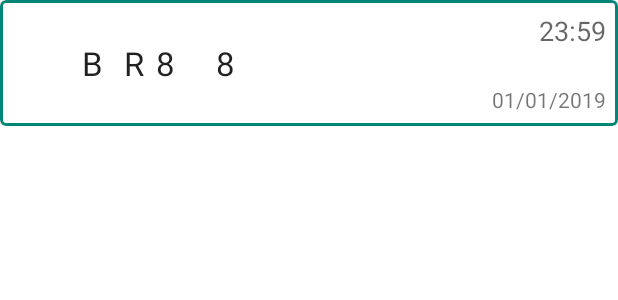
After one commit to mattcs2401/RaceDayReminder, an Android app: the layout row_race_details.xml on its own in the app's theme, with its tools: preview values and no code run, on a phone screen of 412 x 824 dp. The commit adds this screen. Shown: the top 300 px of the screen. Run offline under Robolectric (Android 15) with nearby library versions, the phone set to English and light mode, and no system bars.

Commit message:
202007112141

```diff
--- a/app/src/main/java/com/mcssoft/racedayreminder/adapter/RaceDayAdapter.kt
+++ b/app/src/main/java/com/mcssoft/racedayreminder/adapter/RaceDayAdapter.kt
@@ -1,12 +1,19 @@
 package com.mcssoft.racedayreminder.adapter
 
+import android.util.Log
+import android.view.LayoutInflater
+import android.view.View
 import android.view.ViewGroup
 import androidx.recyclerview.widget.RecyclerView
+import com.mcssoft.racedayreminder.R
 
 class RaceDayAdapter : RecyclerView.Adapter<RecyclerView.ViewHolder>() {
 
     override fun onCreateViewHolder(parent: ViewGroup, viewType: Int): RecyclerView.ViewHolder {
-        TODO("Not yet implemented")
+        Log.d("TAG","RaceDetailsAdapter.onCreateViewHolder")
+        val view: View =
+            LayoutInflater.from(parent.context).inflate(R.layout.row_race_details, parent, false)
+        return RaceDayViewHolder(view)
     }
 
     override fun getItemCount(): Int {
--- a/app/src/main/java/com/mcssoft/racedayreminder/adapter/RaceDayViewHolder.kt
+++ b/app/src/main/java/com/mcssoft/racedayreminder/adapter/RaceDayViewHolder.kt
@@ -10,10 +10,10 @@ class RaceDayViewHolder(private val view: View) : RecyclerView.ViewHolder(view),
     View.OnClickListener, PopupMenu.OnMenuItemClickListener {
 
     override fun onClick(v: View?) {
-        TODO("Not yet implemented")
+        // TBA
     }
 
     override fun onMenuItemClick(item: MenuItem?): Boolean {
-        TODO("Not yet implemented")
+        return true
     }
 }
--- a/app/src/main/java/com/mcssoft/racedayreminder/model/RaceViewModel.kt
+++ b/app/src/main/java/com/mcssoft/racedayreminder/model/RaceViewModel.kt
@@ -8,8 +8,7 @@ import com.mcssoft.racedayreminder.repository.RaceRepository
 
 /**
  * Wrapper class for the ViewModel.
- * @param raceRepo: Repository instance.
- * @note Parameter is a singleton, see modules file.
+ * @param iRaceRepo: Repository interface.
  */
 class RaceViewModel(private val iRaceRepo: IRaceRepo) : ViewModel() {
 
--- a/app/src/main/java/com/mcssoft/racedayreminder/ui/activity/MainActivity.kt
+++ b/app/src/main/java/com/mcssoft/racedayreminder/ui/activity/MainActivity.kt
@@ -52,10 +52,10 @@ class MainActivity : AppCompatActivity(), BottomNavigationView.OnNavigationItemS
     //<editor-fold default state="collapsed" desc="Region: Bottom navigation listener">
     override fun onNavigationItemSelected(menuItem: MenuItem): Boolean {
         when(menuItem.itemId) {
-//            R.id.id_mnu_bnv_settings -> {
-//                // Bottom navigation menu Settings.
-//                navController.navigate(R.id.preferencesFragment)
-//            }
+            R.id.id_mnu_bnv_settings -> {
+                // Bottom navigation menu Settings.
+                navController.navigate(R.id.id_preferences_fragment)
+            }
             R.id.id_mnu_bnv_add -> {
                 // Bottom navigation menu Add.
                 val bundle = Bundle()
--- a/app/src/main/java/com/mcssoft/racedayreminder/ui/fragment/MainFragment.kt
+++ b/app/src/main/java/com/mcssoft/racedayreminder/ui/fragment/MainFragment.kt
@@ -13,19 +13,18 @@ import com.mcssoft.racedayreminder.adapter.RaceDayAdapter
 import com.mcssoft.racedayreminder.databinding.MainFragmentBinding
 import com.mcssoft.racedayreminder.model.RaceViewModel
 import com.mcssoft.racedayreminder.observer.RaceListObserver
+import com.mcssoft.racedayreminder.utility.BackPressCB
 import org.koin.android.ext.android.inject
 import kotlinx.android.synthetic.main.main_activity.*
 
 class MainFragment : Fragment() {
 
-    private var binding: MainFragmentBinding? = null
-
-    // lazy.
     private val raceViewModel: RaceViewModel by inject()
 
-    // Set as null due to Leak Canary testing.
+    private var binding: MainFragmentBinding? = null
     private var raceAdapter: RaceDayAdapter? = null
     private var recyclerView: RecyclerView? = null
+    private var backPressCallback = BackPressCB(true)
 
     override fun onCreateView(inflater: LayoutInflater, container: ViewGroup?,
                               savedInstanceState: Bundle?): View {
@@ -37,19 +36,15 @@ class MainFragment : Fragment() {
         super.onViewCreated(view, savedInstanceState)
         // Set toolbar. Note: synthetic used here because can't use view binding.
         (activity?.id_toolbar)?.title = getString(R.string.title_race_day)
-
         // Set for menu.
         setHasOptionsMenu(true)
-
         // Set the view model and observe.
         raceViewModel.getRacesLD().observe(viewLifecycleOwner, RaceListObserver(raceViewModel))
-
         // Set adapter/recyclerview.
         raceAdapter = RaceDayAdapter()
         recyclerView = binding!!.idRecyclerView
         recyclerView!!.layoutManager = LinearLayoutManager(context)
         recyclerView!!.adapter = raceAdapter
-
         // If bottom nav view was previously hidden by a New or Edit etc, then show again.
         val bottomNavView = activity?.id_bottom_nav_view
         if(bottomNavView?.visibility == View.GONE) {
@@ -63,6 +58,41 @@ class MainFragment : Fragment() {
         // TBA - set viewmodel here ?.
     }
 
+    override fun onStart() {
+        super.onStart()
+        // Add on back pressed handler.
+        requireActivity().onBackPressedDispatcher.addCallback(viewLifecycleOwner, backPressCallback)
+        Log.d("TAG","MainFragment.onStart")
+    }
+
+    override fun onResume() {
+        super.onResume()
+//        registerReceivers()
+    }
+
+    override fun onPause() {
+        super.onPause()
+//        unRegisterReceivers()
+    }
+
+    override fun onStop() {
+        // Cancel alarm (method checks if previously cancelled).
+//        iRaceAlarm.cancelAlarm()
+        // Remove back press handler callback.
+        backPressCallback.removeCallback()
+        // Super.
+        super.onStop()
+        Log.d("TAG","MainFragment.onStop")
+    }
+
+    override fun onDestroyView() {
+        recyclerView = null
+        raceAdapter = null
+
+        Log.d("TAG","MainFragment.onDestroyView")
+        super.onDestroyView()
+    }
+
     override fun onDestroy() {
         super.onDestroy()
         binding = null
--- /dev/null
+++ b/app/src/main/java/com/mcssoft/racedayreminder/ui/fragment/PreferencesFragment.kt
@@ -0,0 +1,5 @@
+package com.mcssoft.racedayreminder.ui.fragment
+
+class PreferencesFragment {
+
+}
--- /dev/null
+++ b/app/src/main/java/com/mcssoft/racedayreminder/utility/BackPressCB.kt
@@ -0,0 +1,16 @@
+package com.mcssoft.racedayreminder.utility
+
+import androidx.activity.OnBackPressedCallback
+
+class BackPressCB(enabled: Boolean) : OnBackPressedCallback(enabled) {
+
+    override fun handleOnBackPressed() {
+        // do nothing
+//        Log.d("tag","BackPressCB.handleOnBackPressed")
+    }
+
+    fun removeCallback() {
+        super.remove()
+//        Log.d("tag","BackPressCB.removeCallback")
+    }
+}
--- /dev/null
+++ b/app/src/main/res/layout/row_race_details.xml
@@ -0,0 +1,120 @@
+<?xml version="1.0" encoding="utf-8"?>
+<LinearLayout  xmlns:android="http://schemas.android.com/apk/res/android"
+    android:id="@+id/id_row_parent"
+    android:layout_width="match_parent"
+    android:layout_height="wrap_content"
+    android:orientation="vertical" >
+
+    <com.google.android.material.card.MaterialCardView
+        xmlns:app="http://schemas.android.com/apk/res-auto"
+        xmlns:tools="http://schemas.android.com/tools"
+        android:id="@+id/id_cv_row_race"
+        android:layout_width="match_parent"
+        android:layout_height="wrap_content"
+        android:layout_gravity="center"
+        android:layout_margin="0dp"
+        android:clickable="true"
+        android:focusable="true"
+        app:strokeColor="@color/colorPrimary"
+        app:strokeWidth="2dp">
+
+        <androidx.constraintlayout.widget.ConstraintLayout
+            android:layout_width="match_parent"
+            android:layout_height="wrap_content">
+
+            <TextView
+                android:id="@+id/id_tv_city_code"
+                android:layout_width="wrap_content"
+                android:layout_height="wrap_content"
+                android:layout_marginStart="48dp"
+                android:layout_marginTop="16dp"
+                android:layout_marginEnd="8dp"
+                android:layout_marginBottom="16dp"
+                android:text="@string/abbrv_city_code"
+                android:textAppearance="@android:style/TextAppearance.Material.Large"
+                app:layout_constraintBottom_toBottomOf="parent"
+                app:layout_constraintEnd_toStartOf="@+id/id_tv_race_code"
+                app:layout_constraintStart_toStartOf="parent"
+                app:layout_constraintTop_toTopOf="parent" />
+
+            <TextView
+                android:id="@+id/id_tv_race_code"
+                android:layout_width="wrap_content"
+                android:layout_height="wrap_content"
+                android:layout_marginTop="16dp"
+                android:layout_marginEnd="8dp"
+                android:layout_marginBottom="16dp"
+                android:text="@string/abbrv_race_code"
+                android:textAppearance="@android:style/TextAppearance.Material.Large"
+                app:layout_constraintBottom_toBottomOf="parent"
+                app:layout_constraintEnd_toStartOf="@+id/id_gl_race_no"
+                app:layout_constraintTop_toTopOf="parent" />
+
+            <TextView
+                android:id="@+id/id_tv_race_no"
+                android:layout_width="wrap_content"
+                android:layout_height="wrap_content"
+                android:layout_marginTop="16dp"
+                android:layout_marginBottom="16dp"
+                android:text="@string/abbrv_race_no"
+                android:textAppearance="@android:style/TextAppearance.Material.Large"
+                app:layout_constraintBottom_toBottomOf="parent"
+                app:layout_constraintStart_toStartOf="@+id/id_gl_race_no"
+                app:layout_constraintTop_toTopOf="parent" />
+
+            <TextView
+                android:id="@+id/id_tv_race_sel0"
+                android:layout_width="wrap_content"
+                android:layout_height="wrap_content"
+                android:layout_marginTop="16dp"
+                android:layout_marginBottom="16dp"
+                android:text="@string/abbrv_race_sel"
+                android:textAppearance="@android:style/TextAppearance.Material.Large"
+                app:layout_constraintBottom_toBottomOf="parent"
+                app:layout_constraintStart_toStartOf="@+id/id_gl_race_sel"
+                app:layout_constraintTop_toTopOf="parent" />
+
+            <TextView
+                android:id="@+id/id_tv_race_time"
+                android:layout_width="0dp"
+                android:layout_height="wrap_content"
+                android:layout_marginTop="8dp"
+                android:layout_marginEnd="8dp"
+                android:text="@string/abbrv_time"
+                android:textAppearance="@android:style/TextAppearance.Material.Medium"
+                app:layout_constraintEnd_toEndOf="parent"
+                app:layout_constraintTop_toTopOf="parent" />
+
+            <TextView
+                android:id="@+id/id_tv_race_date"
+                android:layout_width="0dp"
+                android:layout_height="wrap_content"
+                android:layout_marginTop="24dp"
+                android:layout_marginEnd="8dp"
+                android:layout_marginBottom="8dp"
+                android:gravity="center_vertical|center_horizontal"
+                android:text="@string/abbrv_date"
+                android:textAppearance="@android:style/TextAppearance.Material.Small"
+                app:layout_constraintBottom_toBottomOf="parent"
+                app:layout_constraintEnd_toEndOf="parent"
+                app:layout_constraintTop_toBottomOf="@+id/id_tv_race_time" />
+
+            <androidx.constraintlayout.widget.Guideline
+                android:id="@+id/id_gl_race_no"
+                android:layout_width="wrap_content"
+                android:layout_height="wrap_content"
+                android:orientation="vertical"
+                app:layout_constraintGuide_begin="104dp" />
+
+            <androidx.constraintlayout.widget.Guideline
+                android:id="@+id/id_gl_race_sel"
+                android:layout_width="wrap_content"
+                android:layout_height="wrap_content"
+                android:orientation="vertical"
+                app:layout_constraintGuide_begin="144dp" />
+
+        </androidx.constraintlayout.widget.ConstraintLayout>
+
+    </com.google.android.material.card.MaterialCardView>
+
+</LinearLayout>
--- a/app/src/main/res/navigation/navigation.xml
+++ b/app/src/main/res/navigation/navigation.xml
@@ -16,7 +16,7 @@
             app:destination="@id/id_edit_fragment" />
         <action
             android:id="@+id/mainFragment_to_preferencesFragment"
-            app:destination="@id/preferencesFragment" />
+            app:destination="@id/id_preferences_fragment" />
         <argument
             android:name="multiSelectArray"
             app:argType="string[]" />
@@ -35,7 +35,7 @@
         </action>
     </fragment>
     <fragment
-        android:id="@+id/preferencesFragment"
+        android:id="@+id/id_preferences_fragment"
         android:name="com.mcssoft.racedayreminder.ui.fragment.PreferencesFragment"
         android:label="PreferencesFragment" >
         <action
--- a/app/src/main/res/values/strings.xml
+++ b/app/src/main/res/values/strings.xml
@@ -16,4 +16,12 @@
     <!-- Keys. -->
     <string name="key_edit_type">ke_edit_type</string>
 
+    <!-- EditText layout default values. -->
+    <string name="abbrv_city_code">B</string>
+    <string name="abbrv_time">23:59</string>
+    <string name="abbrv_date">01/01/2019</string>
+    <string name="abbrv_race_no">8</string>
+    <string name="abbrv_race_sel">8</string>
+    <string name="abbrv_race_code">R</string>
+
 </resources>
--- a/app/src/main/res/xml/preferences.xml
+++ b/app/src/main/res/xml/preferences.xml
@@ -1,4 +1,6 @@
 <?xml version="1.0" encoding="utf-8"?>
-<PreferenceScreen xmlns:android="http://schemas.android.com/apk/res/android">
+<androidx.preference.PreferenceScreen
+    xmlns:app="http://schemas.android.com/apk/res-auto"
+    xmlns:android="http://schemas.android.com/apk/res/android">
 
-</PreferenceScreen>
+</androidx.preference.PreferenceScreen>
```
